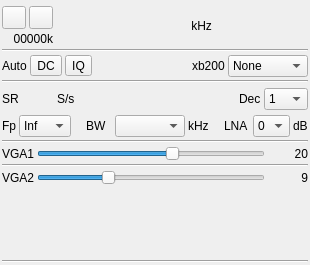
Old version of the form plugins/samplesource/bladerf2input/bladerf2inputgui.ui in the repository f4exb/sdrangel.
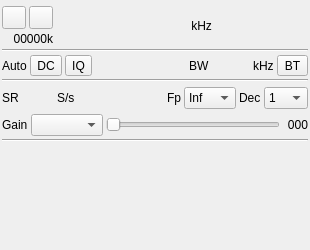
New version of the form. Icons and pictures are not drawn. Custom widgets are drawn as their Qt base class.

What changed in the file:
```diff
--- a/plugins/samplesource/bladerf2input/bladerf2inputgui.ui
+++ b/plugins/samplesource/bladerf2input/bladerf2inputgui.ui
@@ -7,7 +7,7 @@
     <x>0</x>
     <y>0</y>
     <width>310</width>
-    <height>265</height>
+    <height>250</height>
    </rect>
   </property>
   <property name="sizePolicy">
@@ -222,67 +222,59 @@
        </property>
       </widget>
      </item>
+     <item row="0" column="6">
+      <widget class="QLabel" name="bandwidthUnit">
+       <property name="text">
+        <string>kHz</string>
+       </property>
+      </widget>
+     </item>
      <item row="0" column="4">
-      <widget class="QLabel" name="xb200Label">
+      <widget class="QLabel" name="bandwidthLabel">
+       <property name="sizePolicy">
+        <sizepolicy hsizetype="Maximum" vsizetype="Preferred">
+         <horstretch>0</horstretch>
+         <verstretch>0</verstretch>
+        </sizepolicy>
+       </property>
        <property name="text">
-        <string>xb200</string>
+        <string>BW  </string>
        </property>
       </widget>
      </item>
      <item row="0" column="5">
-      <widget class="QComboBox" name="xb200">
+      <widget class="ValueDial" name="bandwidth" native="true">
+       <property name="sizePolicy">
+        <sizepolicy hsizetype="Maximum" vsizetype="Maximum">
+         <horstretch>0</horstretch>
+         <verstretch>0</verstretch>
+        </sizepolicy>
+       </property>
+       <property name="minimumSize">
+        <size>
+         <width>32</width>
+         <height>16</height>
+        </size>
+       </property>
+       <property name="font">
+        <font>
+         <family>Liberation Mono</family>
+         <pointsize>12</pointsize>
+        </font>
+       </property>
+       <property name="cursor">
+        <cursorShape>PointingHandCursor</cursorShape>
+       </property>
+      </widget>
+     </item>
+     <item row="0" column="7">
+      <widget class="ButtonSwitch" name="biasTee">
        <property name="toolTip">
         <string>XB200 board mode</string>
        </property>
-       <property name="currentText">
-        <string>None</string>
+       <property name="text">
+        <string>BT</string>
        </property>
-       <property name="currentIndex">
-        <number>0</number>
-       </property>
-       <property name="maxVisibleItems">
-        <number>5</number>
-       </property>
-       <item>
-        <property name="text">
-         <string>None</string>
-        </property>
-       </item>
-       <item>
-        <property name="text">
-         <string>Bypass</string>
-        </property>
-       </item>
-       <item>
-        <property name="text">
-         <string>Auto 1dB</string>
-        </property>
-       </item>
-       <item>
-        <property name="text">
-         <string>Auto 3dB</string>
-        </property>
-       </item>
-       <item>
-        <property name="text">
-         <string>Custom</string>
-        </property>
-       </item>
-       <item>
-        <property name="text">
-         <string>50M</string>
-        </property>
-       </item>
-       <item>
-        <property name="text">
-         <string>144M</string>
-        </property>
-       </item>
-       <item>
-        <property name="text">
-         <string>222M</string>
-        </property>
-       </item>
       </widget>
      </item>
     </layout>
@@ -360,6 +352,35 @@
        </property>
       </spacer>
      </item>
+     <item>
+      <widget class="QLabel" name="label_fcPos">
+       <property name="text">
+        <string>Fp</string>
+       </property>
+      </widget>
+     </item>
+     <item>
+      <widget class="QComboBox" name="fcPos">
+       <property name="toolTip">
+        <string>Relative position of device center frequency</string>
+       </property>
+       <item>
+        <property name="text">
+         <string>Inf</string>
+        </property>
+       </item>
+       <item>
+        <property name="text">
+         <string>Sup</string>
+        </property>
+       </item>
+       <item>
+        <property name="text">
+         <string>Cen</string>
+        </property>
+       </item>
+      </widget>
+     </item>
      <item>
       <widget class="QLabel" name="label_decim">
        <property name="text">
@@ -421,146 +442,43 @@
     </layout>
    </item>
    <item>
-    <layout class="QGridLayout" name="gridLayout_decim" columnstretch="0,0,0,0,0,0,0,0,0,0,0,0">
+    <layout class="QGridLayout" name="gridLayout_decim" columnstretch="0,0,0,0,0,0">
      <property name="spacing">
       <number>3</number>
      </property>
-     <item row="0" column="4">
-      <spacer name="fcPosRightSpacer">
-       <property name="orientation">
-        <enum>Qt::Horizontal</enum>
-       </property>
-       <property name="sizeHint" stdset="0">
-        <size>
-         <width>40</width>
-         <height>20</height>
-        </size>
-       </property>
-      </spacer>
-     </item>
-     <item row="0" column="5">
-      <widget class="QLabel" name="bandwidthLabel">
-       <property name="sizePolicy">
-        <sizepolicy hsizetype="Maximum" vsizetype="Preferred">
-         <horstretch>0</horstretch>
-         <verstretch>0</verstretch>
-        </sizepolicy>
-       </property>
-       <property name="text">
-        <string>BW  </string>
-       </property>
-      </widget>
-     </item>
      <item row="0" column="2">
-      <widget class="QLabel" name="label_fcPos">
+      <widget class="QSlider" name="gain">
+       <property name="orientation">
+        <enum>Qt::Horizontal</enum>
+       </property>
+      </widget>
+     </item>
+     <item row="0" column="1">
+      <widget class="QComboBox" name="gainMode"/>
+     </item>
+     <item row="0" column="0">
+      <widget class="QLabel" name="gainLabel">
        <property name="text">
-        <string>Fp</string>
+        <string>Gain</string>
        </property>
       </widget>
      </item>
      <item row="0" column="3">
-      <widget class="QComboBox" name="fcPos">
-       <property name="toolTip">
-        <string>Relative position of device center frequency</string>
-       </property>
-       <item>
-        <property name="text">
-         <string>Inf</string>
-        </property>
-       </item>
-       <item>
-        <property name="text">
-         <string>Sup</string>
-        </property>
-       </item>
-       <item>
-        <property name="text">
-         <string>Cen</string>
-        </property>
-       </item>
-      </widget>
-     </item>
-     <item row="0" column="9">
-      <widget class="QLabel" name="lnaGainLabel">
-       <property name="sizePolicy">
-        <sizepolicy hsizetype="Maximum" vsizetype="Preferred">
-         <horstretch>0</horstretch>
-         <verstretch>0</verstretch>
-        </sizepolicy>
+      <widget class="QLabel" name="gainText">
+       <property name="minimumSize">
+        <size>
+         <width>25</width>
+         <height>0</height>
+        </size>
        </property>
        <property name="text">
-        <string>LNA </string>
+        <string>000</string>
        </property>
        <property name="alignment">
         <set>Qt::AlignRight|Qt::AlignTrailing|Qt::AlignVCenter</set>
        </property>
       </widget>
      </item>
-     <item row="0" column="10">
-      <widget class="QComboBox" name="lna">
-       <property name="maximumSize">
-        <size>
-         <width>40</width>
-         <height>16777215</height>
-        </size>
-       </property>
-       <item>
-        <property name="text">
-         <string>0</string>
-        </property>
-       </item>
-       <item>
-        <property name="text">
-         <string>3</string>
-        </property>
-       </item>
-       <item>
-        <property name="text">
-         <string>6</string>
-        </property>
-       </item>
-      </widget>
-     </item>
-     <item row="0" column="11">
-      <widget class="QLabel" name="label">
-       <property name="text">
-        <string>dB</string>
-       </property>
-      </widget>
-     </item>
-     <item row="0" column="7">
-      <widget class="QLabel" name="bandwidthUnit">
-       <property name="text">
-        <string>kHz</string>
-       </property>
-      </widget>
-     </item>
-     <item row="0" column="6">
-      <widget class="QComboBox" name="bandwidth">
-       <property name="maximumSize">
-        <size>
-         <width>70</width>
-         <height>16777215</height>
-        </size>
-       </property>
-       <property name="toolTip">
-        <string>IF bandwidth in kHz</string>
-       </property>
-      </widget>
-     </item>
-     <item row="0" column="8">
-      <spacer name="horizontalSpacer_3">
-       <property name="orientation">
-        <enum>Qt::Horizontal</enum>
-       </property>
-       <property name="sizeHint" stdset="0">
-        <size>
-         <width>40</width>
-         <height>20</height>
-        </size>
-       </property>
-      </spacer>
-     </item>
     </layout>
    </item>
    <item>
@@ -570,117 +488,6 @@
      </property>
     </widget>
    </item>
-   <item>
-    <layout class="QGridLayout" name="gridLayout_vga1">
-     <property name="spacing">
-      <number>3</number>
-     </property>
-     <item row="0" column="1">
-      <widget class="QSlider" name="vga1">
-       <property name="toolTip">
-        <string>Amplifier before filtering gain (dB)</string>
-       </property>
-       <property name="minimum">
-        <number>5</number>
-       </property>
-       <property name="maximum">
-        <number>30</number>
-       </property>
-       <property name="pageStep">
-        <number>1</number>
-       </property>
-       <property name="value">
-        <number>20</number>
-       </property>
-       <property name="orientation">
-        <enum>Qt::Horizontal</enum>
-       </property>
-      </widget>
-     </item>
-     <item row="0" column="2">
-      <widget class="QLabel" name="vga1Text">
-       <property name="minimumSize">
-        <size>
-         <width>40</width>
-         <height>0</height>
-        </size>
-       </property>
-       <property name="text">
-        <string>20</string>
-       </property>
-       <property name="alignment">
-        <set>Qt::AlignRight|Qt::AlignTrailing|Qt::AlignVCenter</set>
-       </property>
-      </widget>
-     </item>
-     <item row="0" column="0">
-      <widget class="QLabel" name="vga1Label">
-       <property name="text">
-        <string>VGA1</string>
-       </property>
-      </widget>
-     </item>
-    </layout>
-   </item>
-   <item>
-    <widget class="Line" name="line_vga1">
-     <property name="orientation">
-      <enum>Qt::Horizontal</enum>
-     </property>
-    </widget>
-   </item>
-   <item>
-    <layout class="QGridLayout" name="gridLayout_vga2" columnstretch="0,0,0">
-     <property name="spacing">
-      <number>3</number>
-     </property>
-     <item row="0" column="0">
-      <widget class="QLabel" name="vga2Label">
-       <property name="text">
-        <string>VGA2</string>
-       </property>
-      </widget>
-     </item>
-     <item row="0" column="1">
-      <widget class="QSlider" name="vga2">
-       <property name="toolTip">
-        <string>Amplifier before ADC gain (dB)</string>
-       </property>
-       <property name="maximum">
-        <number>30</number>
-       </property>
-       <property name="singleStep">
-        <number>3</number>
-       </property>
-       <property name="pageStep">
-        <number>3</number>
-       </property>
-       <property name="value">
-        <number>9</number>
-       </property>
-       <property name="orientation">
-        <enum>Qt::Horizontal</enum>
-       </property>
-      </widget>
-     </item>
-     <item row="0" column="2">
-      <widget class="QLabel" name="vga2Text">
-       <property name="minimumSize">
-        <size>
-         <width>40</width>
-         <height>0</height>
-        </size>
-       </property>
-       <property name="text">
-        <string>9</string>
-       </property>
-       <property name="alignment">
-        <set>Qt::AlignRight|Qt::AlignTrailing|Qt::AlignVCenter</set>
-       </property>
-      </widget>
-     </item>
-    </layout>
-   </item>
    <item>
     <layout class="QHBoxLayout" name="padLayout">
      <item>
@@ -698,13 +505,6 @@
      </item>
     </layout>
    </item>
-   <item>
-    <widget class="Line" name="line_vga2">
-     <property name="orientation">
-      <enum>Qt::Horizontal</enum>
-     </property>
-    </widget>
-   </item>
   </layout>
  </widget>
  <customwidgets>
```
Left out of the diff: 2 changed lines with no effect on the pictures.
